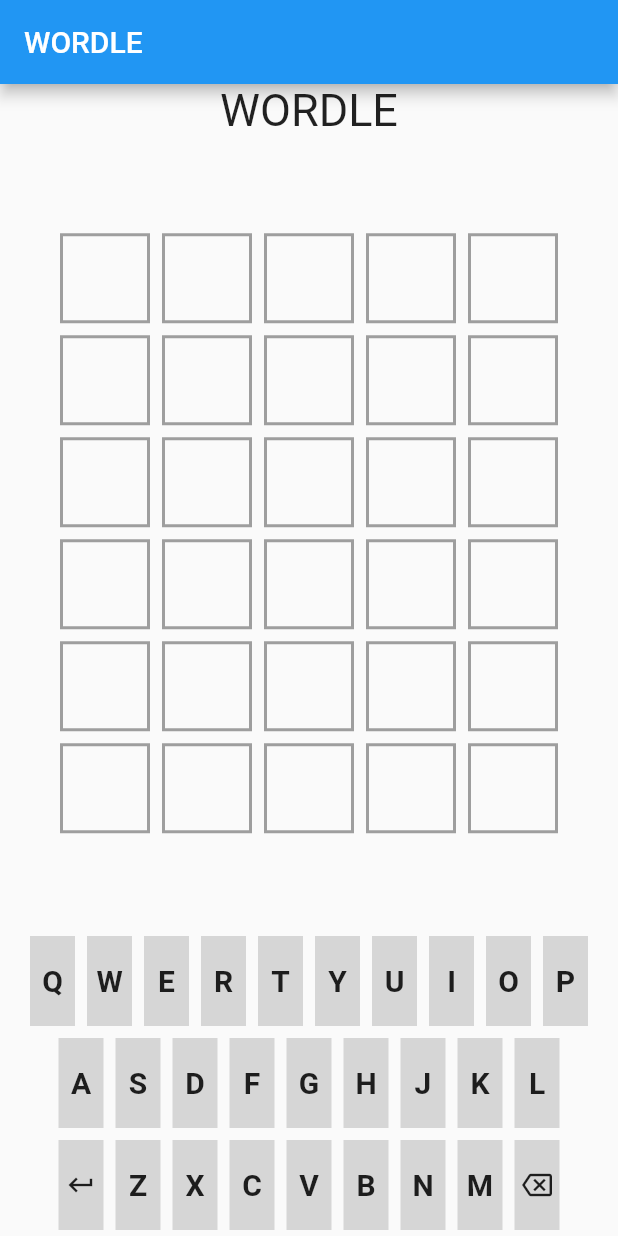
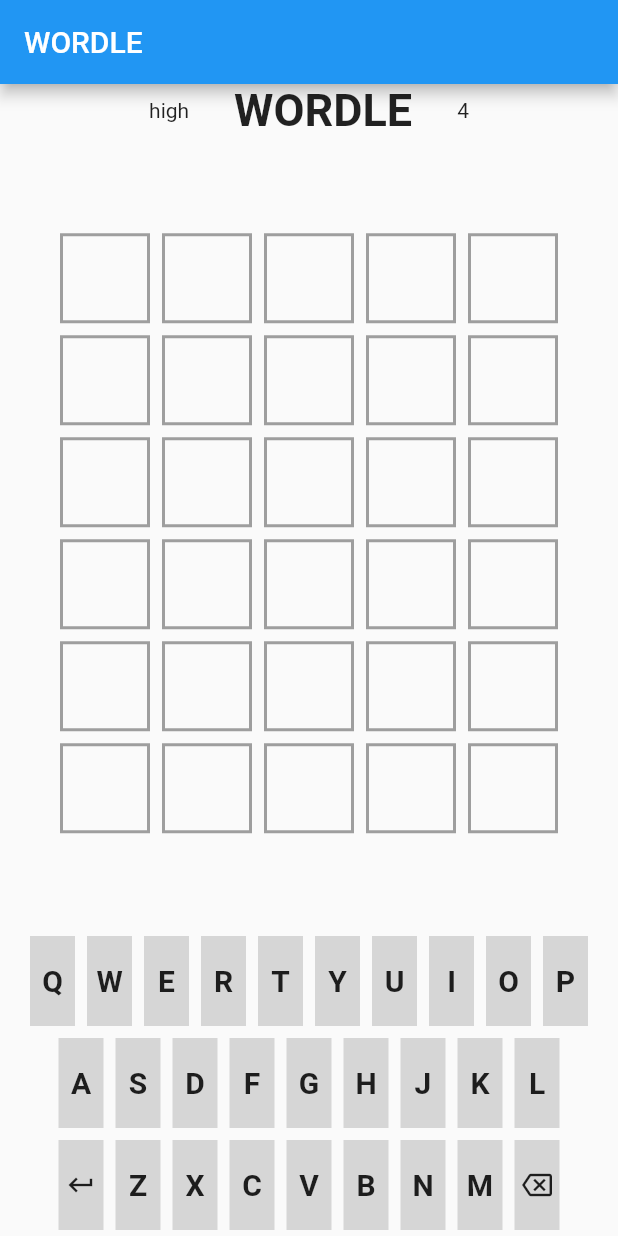
Before and after one commit to mwyzer/flutter_wordle_clone, a Flutter app: the screen it shows after launch, on a phone screen of 412 x 824 dp. Run offline on Flutter 3.47's test engine with Material 2 defaults, Android fonts, the phone set to English and light mode, and no system bars; our stand-ins replace riverpod.

```diff
--- a/lib/widgets/wordle_grid.dart
+++ b/lib/widgets/wordle_grid.dart
@@ -2,6 +2,7 @@ import 'package:flutter/material.dart';
 import 'package:wordle_clone/widgets/wordle_row.dart';
 
 const rows = 6;
+const wordsize = 5;
 
 class WordleGrid extends StatelessWidget {
   const WordleGrid({Key? key}) : super(key: key);
@@ -13,12 +14,12 @@ class WordleGrid extends StatelessWidget {
       child: Column(
         crossAxisAlignment: CrossAxisAlignment.center,
         children: [
-          WordleRow(),
-          WordleRow(),
-          WordleRow(),
-          WordleRow(),
-          WordleRow(),
-          WordleRow(),
+          WordleRow(wordsize: 5,),
+          WordleRow(wordsize: 5,),
+          WordleRow(wordsize: 5,),
+          WordleRow(wordsize: 5,),
+          WordleRow(wordsize: 5,),
+          WordleRow(wordsize: 5,),
         ],
       ),
     );
--- a/lib/widgets/wordle_row.dart
+++ b/lib/widgets/wordle_row.dart
@@ -1,10 +1,10 @@
 import 'package:flutter/material.dart';
 import 'package:wordle_clone/widgets/wordle_letterbox.dart';
 
-const wordsize = 5;
 
 class WordleRow extends StatelessWidget {
-  const WordleRow({Key? key}) : super(key: key);
+  final int wordsize;
+  const WordleRow({Key? key, required this.wordsize}) : super(key: key);
 
   @override
   Widget build(BuildContext context) {
--- a/lib/widgets/wordle_title_bar.dart
+++ b/lib/widgets/wordle_title_bar.dart
@@ -8,12 +8,25 @@ class WordleTitleBar extends StatelessWidget {
     return Container(
       child: Row(
         mainAxisAlignment: MainAxisAlignment.center,
+
         children: [
+          Container(
+            child: Text("high"),
+            margin: EdgeInsets.fromLTRB(0, 0, 30, 0),
+          ),
+
           Text(
             "WORDLE",
-            style: TextStyle(fontSize: 30
+            style: TextStyle(
+                fontSize: 30,
+                fontWeight: FontWeight.bold,
             ),
           ),
+
+          Container(
+            child: Text("4"),
+            margin: EdgeInsets.fromLTRB(30, 0, 0, 0),
+          )
         ],
       )
     );
--- a/pubspec.yaml
+++ b/pubspec.yaml
@@ -34,6 +34,7 @@ dependencies:
   # The following adds the Cupertino Icons font to your application.
   # Use with the CupertinoIcons class for iOS style icons.
   cupertino_icons: ^1.0.2
+  riverpod: ^2.0.0-dev.3
 
 dev_dependencies:
   flutter_test:
@@ -61,7 +62,8 @@ flutter:
   # assets:
   #   - images/a_dot_burr.jpeg
   #   - images/a_dot_ham.jpeg
-
+  assets:
+    - assets/
   # An image asset can refer to one or more resolution-specific "variants", see
   # https://flutter.dev/assets-and-images/#resolution-aware.
 
```
Also changed, not shown: assets/4-letter-words.json (added, +12 -0 lines), lib/providers/game_settings_provider.dart (added, +33 -0 lines), lib/data/word_data.json.dart (added), lib/widgets/wordle_difficulty_button.dart (added), pubspec.lock, 1 other file.
